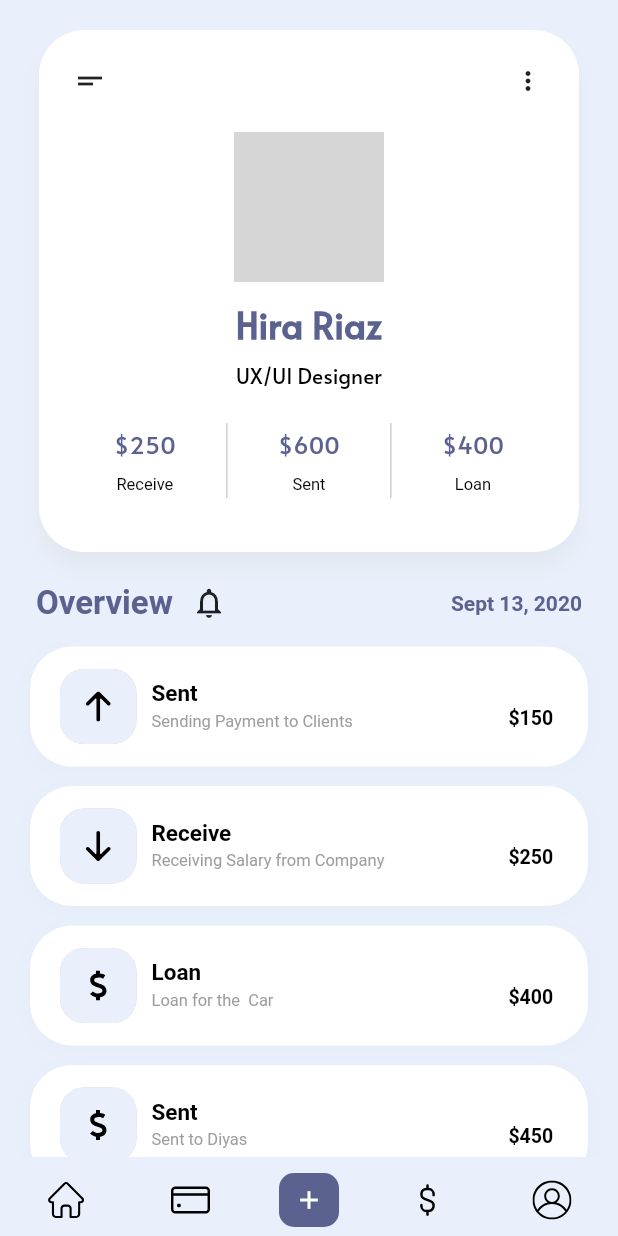
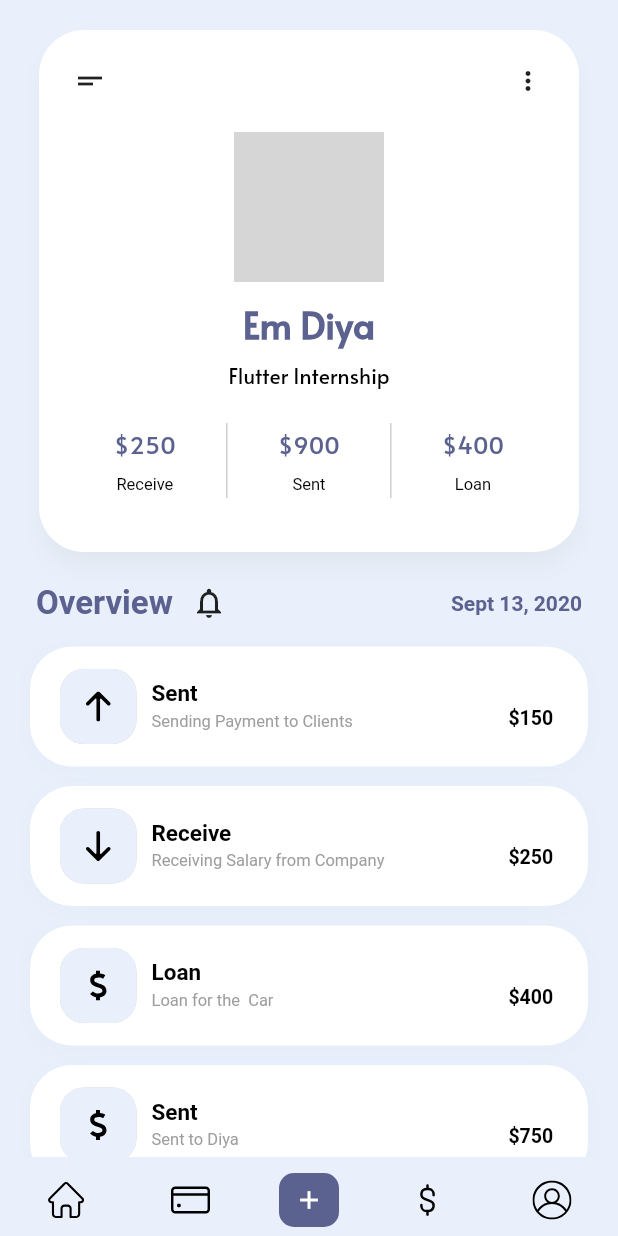
Before and after one commit to emdiya/Finance_Mobile_Application_UI, a Flutter app: the screen it shows after launch, on a phone screen of 412 x 824 dp. Run offline on Flutter 3.47's test engine with Material 2 defaults, Android fonts, the phone set to English and light mode, and no system bars; our stand-ins replace animated_splash_screen, flutter_svg, freezed_annotation, image_picker, loading_animation_widget, lottie; missing offline and left inert: animated_snack_bar; network calls fail; grey boxes are pictures that could not be loaded.

```diff
--- a/lib/data/profile_info.dart
+++ b/lib/data/profile_info.dart
@@ -1,11 +1,19 @@
-import 'package:profile_ui/models/profile_info_model.dart';
+import 'package:profile_ui/models/amount_model/amount_model.dart';
+import 'package:profile_ui/models/profile_model/profile_model.dart';
+import 'package:profile_ui/models/total_model/total_model.dart';
 
-final persondata = Person(
-  name: 'Hira Riaz',
-  position: 'UX/UI Designer',
+ProfileModel profiledata = ProfileModel(
+  name: 'Em Diya',
+  position: "Flutter Internship",
 );
 
-class Storedata {
-  static String newname = 'Hira Riaz';
-  static String newposition = 'UX/UI Designer';
-}
+TotalModel totalModel = TotalModel(
+  income: AmountModel(amount: 8900, label: 'Receive'),
+  sent: AmountModel(amount: 5500, label: 'Sent'),
+  loan: AmountModel(amount: 890, label: 'Loan'),
+);
+
+//old
+// AmountModel income = AmountModel(amount: 8900, label: 'Receive');
+// AmountModel expenes = AmountModel(amount: 5500, label: 'Sent');
+// AmountModel loan = AmountModel(amount: 890, label: 'Loan');
--- a/lib/data/transaction_data.dart
+++ b/lib/data/transaction_data.dart
@@ -1,40 +1,42 @@
-import '../models/transaction_model.dart';
+import 'package:profile_ui/models/total_data/total_data.dart';
+import 'package:profile_ui/models/transaction_model/transaction_model.dart';
 
-Totaldata totaldata = Totaldata();
+TotalData totalData = TotalData();
 
-final transactionsData = [
-  Transaction(
+final transactionDataList = [
+  TransactionModel(
     logo: 'up',
     title: 'Sent',
     description: 'Sending Payment to Clients',
     value: 150,
   ),
-  Transaction(
+  TransactionModel(
     logo: 'down',
     title: 'Receive',
     description: 'Receiving Salary from Company',
     value: 250,
   ),
-  Transaction(
+  TransactionModel(
     logo: 'dollar',
     title: 'Loan',
     description: 'Loan for the  Car',
     value: 400,
   ),
-  Transaction(
+  TransactionModel(
     logo: 'dollar',
     title: 'Sent',
-    description: 'Sent to Diyas',
-    value: 450,
+    description: 'Sent to Diya',
+    value: 750,
   ),
 ];
 
+/// Sum Amount
 void sumAmount() {
   double sumSent = 0;
   double sumReceive = 0;
   double sumLoan = 0;
 
-  transactionsData.map((e) {
+  transactionDataList.map((e) {
     if (e.title?.toLowerCase() == 'sent') {
       sumSent = sumSent + e.value!;
     }
@@ -46,5 +48,5 @@ void sumAmount() {
     }
   }).toList();
 
-  totaldata = Totaldata(loan: sumLoan, received: sumReceive, sent: sumSent);
+  totalData = TotalData(loan: sumLoan, received: sumReceive, sent: sumSent);
 }
--- a/lib/models/amount_model.dart
+++ b/lib/models/amount_model.dart
@@ -8,8 +8,8 @@ class AmountData {
   });
 }
 
-class TotalData {
-  AmountData income = AmountData(amount: 8900, label: 'Receive');
-  AmountData expenes = AmountData(amount: 5500, label: 'Sent');
-  AmountData loan = AmountData(amount: 890, label: 'Loan');
-}
+// class TotalData {
+//   AmountData income = AmountData(amount: 8900, label: 'Receive');
+//   AmountData expenes = AmountData(amount: 5500, label: 'Sent');
+//   AmountData loan = AmountData(amount: 890, label: 'Loan');
+// }
--- /dev/null
+++ b/lib/models/amount_model/amount_model.dart
@@ -0,0 +1,15 @@
+import 'package:freezed_annotation/freezed_annotation.dart';
+
+part 'amount_model.freezed.dart';
+part 'amount_model.g.dart';
+
+@freezed
+class AmountModel with _$AmountModel {
+  factory AmountModel({
+    required String? label,
+    required double? amount,
+  }) = _AmountModel;
+
+  factory AmountModel.fromJson(Map<String, dynamic> json) =>
+      _$AmountModelFromJson(json);
+}
--- /dev/null
+++ b/lib/models/profile_model/profile_model.dart
@@ -0,0 +1,15 @@
+import 'package:freezed_annotation/freezed_annotation.dart';
+
+part 'profile_model.freezed.dart';
+part 'profile_model.g.dart';
+
+@freezed
+class ProfileModel with _$ProfileModel {
+  factory ProfileModel({
+    required String name,
+    required String position,
+  }) = _ProfileModel;
+
+  factory ProfileModel.fromJson(Map<String, dynamic> json) =>
+      _$ProfileModelFromJson(json);
+}
--- /dev/null
+++ b/lib/models/total_model/total_model.dart
@@ -0,0 +1,17 @@
+import 'package:freezed_annotation/freezed_annotation.dart';
+import 'package:profile_ui/models/amount_model/amount_model.dart';
+
+part 'total_model.freezed.dart';
+part 'total_model.g.dart';
+
+@freezed
+class TotalModel with _$TotalModel {
+  factory TotalModel({
+    required AmountModel income,
+    required AmountModel sent,
+    required AmountModel loan,
+  }) = _TotalModel;
+
+  factory TotalModel.fromJson(Map<String, dynamic> json) =>
+      _$TotalModelFromJson(json);
+}
--- /dev/null
+++ b/lib/models/transaction_model/transaction_model.dart
@@ -0,0 +1,17 @@
+import 'package:freezed_annotation/freezed_annotation.dart';
+
+part 'transaction_model.freezed.dart';
+part 'transaction_model.g.dart';
+
+@freezed
+class TransactionModel with _$TransactionModel {
+  factory TransactionModel({
+    final String? logo,
+    final String? title,
+    final String? description,
+    final double? value,
+  }) = _TransactionModel;
+
+  factory TransactionModel.fromJson(Map<String, dynamic> json) =>
+      _$TransactionModelFromJson(json);
+}
--- a/lib/screens/home_screen.dart
+++ b/lib/screens/home_screen.dart
@@ -4,10 +4,9 @@ import 'package:flutter/material.dart';
 import 'package:flutter_svg/svg.dart';
 import 'package:profile_ui/data/profile_info.dart';
 import 'package:profile_ui/data/transaction_data.dart';
-import 'package:profile_ui/models/amount_model.dart';
 import 'package:profile_ui/screens/recent_transaction.dart';
-
-import 'package:profile_ui/widget/custom_label.dart';
+import 'package:profile_ui/widget/custom_amount_label.dart';
+import 'package:profile_ui/widget/custom_profile.dart';
 import 'package:profile_ui/widget/transaction_items.dart';
 
 import 'submit_screen.dart';
@@ -73,7 +72,7 @@ class _HomeScreenState extends State<HomeScreen> {
                           PopupMenuButton(
                             iconSize: 20,
                             elevation: 1,
-                            splashRadius: 200,
+                            splashRadius: 1,
                             color: const Color(0xffe9f0fb),
                             position: PopupMenuPosition.under,
                             offset: const Offset(5, -5),
@@ -84,7 +83,9 @@ class _HomeScreenState extends State<HomeScreen> {
                               });
                               Navigator.pushNamed(context, value.toString())
                                   .then((value) {
-                                setState(() {});
+                                setState(() {
+                                  debugPrint('Pop backs');
+                                });
                               });
                             },
                             shape: RoundedRectangleBorder(
@@ -158,68 +159,14 @@ class _HomeScreenState extends State<HomeScreen> {
                         ],
                       ),
                     ),
-                    Column(
-                      children: [
-                        ClipOval(
-                          child: Image.network(
-                            'https://img.seadn.io/files/bbefba536cb4156606a4e01953bfecab.png?fit=max&w=1000',
-                            width: 100,
-                            height: 100,
-                            fit: BoxFit.cover,
-                          ),
-                        ),
-                        const SizedBox(
-                          height: 12,
-                        ),
-                        Text(
-                          Storedata.newname,
-                          style: const TextStyle(
-                            color: Color(0xff5B628F),
-                            fontSize: 24,
-                            fontWeight: FontWeight.bold,
-                            fontFamily: 'Alata',
-                          ),
-                        ),
-                        const SizedBox(
-                          height: 8,
-                        ),
-                        Text(
-                          Storedata.newposition,
-                          style: const TextStyle(
-                            color: Colors.black,
-                            fontSize: 14,
-                            fontWeight: FontWeight.w500,
-                            fontFamily: 'Alata',
-                          ),
-                        ),
-                      ],
+                    CutomProfile(
+                      pf: profiledata,
                     ),
                     Padding(
                       padding: const EdgeInsets.only(
                           top: 22, left: 50, right: 50, bottom: 36),
-                      child: Row(
-                        mainAxisAlignment: MainAxisAlignment.spaceBetween,
-                        children: [
-                          CustomLabel(
-                              value: "\$${totaldata.received.round()}",
-                              label: "${TotalData().income.label}"),
-                          Container(
-                            color: Colors.grey,
-                            width: 0.5,
-                            height: 50,
-                          ),
-                          CustomLabel(
-                              value: "\$${totaldata.sent.round()}",
-                              label: "${TotalData().expenes.label}"),
-                          Container(
-                            color: Colors.grey,
-                            width: 0.5,
-                            height: 50,
-                          ),
-                          CustomLabel(
-                              value: "\$${totaldata.loan.round()}",
-                              label: "${TotalData().loan.label}"),
-                        ],
+                      child: CustomAmountLabel(
+                        totalModel: totalModel,
                       ),
                     )
                   ],
@@ -263,9 +210,9 @@ class _HomeScreenState extends State<HomeScreen> {
                 controller: controller,
                 // reverse: true,/
                 padding: EdgeInsets.zero,
-                itemCount: transactionsData.length,
+                itemCount: transactionDataList.length,
                 itemBuilder: ((_, index) => TransactionItems(
-                      transaction: transactionsData[index],
+                      transaction: transactionDataList[index],
                     )),
               ),
             ),
--- a/lib/screens/splash_screen.dart
+++ b/lib/screens/splash_screen.dart
@@ -3,7 +3,6 @@ import 'package:flutter/material.dart';
 import 'package:loading_animation_widget/loading_animation_widget.dart';
 import 'package:lottie/lottie.dart';
 import 'package:profile_ui/screens/home_screen.dart';
-import 'package:page_transition/page_transition.dart';
 
 class SplashScreen extends StatelessWidget {
   const SplashScreen({super.key});
@@ -39,7 +38,6 @@ class SplashScreen extends StatelessWidget {
       splashIconSize: 600,
       duration: 4000,
       splashTransition: SplashTransition.slideTransition,
-      pageTransitionType: PageTransitionType.leftToRightWithFade,
       animationDuration: const Duration(milliseconds: 1000),
     );
   }
--- /dev/null
+++ b/lib/widget/custom_amount_label.dart
@@ -0,0 +1,43 @@
+// ignore_for_file: public_member_api_docs, sort_constructors_first
+import 'package:flutter/material.dart';
+import 'package:profile_ui/data/transaction_data.dart';
+
+import 'package:profile_ui/models/total_model/total_model.dart';
+import 'package:profile_ui/widget/custom_label.dart';
+
+class CustomAmountLabel extends StatelessWidget {
+  final TotalModel totalModel;
+  const CustomAmountLabel({
+    Key? key,
+    required this.totalModel,
+  }) : super(key: key);
+
+  @override
+  Widget build(BuildContext context) {
+    return Row(
+      mainAxisAlignment: MainAxisAlignment.spaceBetween,
+      children: [
+        CustomLabel(
+            value: "\$${totalData.received.round()}",
+            label: "${totalModel.income.label}"),
+        Container(
+          color: Colors.grey,
+          width: 0.5,
+          height: 50,
+        ),
+        CustomLabel(
+            value: "\$${totalData.sent.round()}",
+            label: "${totalModel.sent.label}"),
+        Container(
+          color: Colors.grey,
+          width: 0.5,
+          height: 50,
+        ),
+        CustomLabel(
+          value: "\$${totalData.loan.round()}",
+          label: "${totalModel.loan.label}",
+        ),
+      ],
+    );
+  }
+}
--- /dev/null
+++ b/lib/widget/custom_profile.dart
@@ -0,0 +1,50 @@
+import 'package:flutter/material.dart';
+import 'package:profile_ui/models/profile_model/profile_model.dart';
+
+class CutomProfile extends StatelessWidget {
+  final ProfileModel pf;
+  const CutomProfile({
+    Key? key,
+    required this.pf,
+  }) : super(key: key);
+
+  @override
+  Widget build(BuildContext context) {
+    return Column(
+      children: [
+        ClipOval(
+          child: Image.network(
+            'https://img.seadn.io/files/bbefba536cb4156606a4e01953bfecab.png?fit=max&w=1000',
+            width: 100,
+            height: 100,
+            fit: BoxFit.cover,
+          ),
+        ),
+        const SizedBox(
+          height: 12,
+        ),
+        Text(
+          pf.name,
+          style: const TextStyle(
+            color: Color(0xff5B628F),
+            fontSize: 24,
+            fontWeight: FontWeight.bold,
+            fontFamily: 'Alata',
+          ),
+        ),
+        const SizedBox(
+          height: 8,
+        ),
+        Text(
+          pf.position,
+          style: const TextStyle(
+            color: Colors.black,
+            fontSize: 14,
+            fontWeight: FontWeight.w500,
+            fontFamily: 'Alata',
+          ),
+        ),
+      ],
+    );
+  }
+}
--- a/lib/widget/transaction_items.dart
+++ b/lib/widget/transaction_items.dart
@@ -1,9 +1,10 @@
 import 'package:flutter/material.dart';
 import 'package:flutter_svg/flutter_svg.dart';
-import 'package:profile_ui/models/transaction_model.dart';
+
+import 'package:profile_ui/models/transaction_model/transaction_model.dart';
 
 class TransactionItems extends StatelessWidget {
-  final Transaction transaction;
+  final TransactionModel transaction;
   const TransactionItems({
     Key? key,
     required this.transaction,
--- a/pubspec.yaml
+++ b/pubspec.yaml
@@ -44,6 +44,8 @@ dependencies:
   animated_snack_bar: ^0.3.0
   image_picker: ^0.7.2+1
   path_provider: ^2.0.11
+  freezed_annotation: ^2.2.0
+  json_annotation: ^4.7.0
 
 dev_dependencies:
   flutter_test:
@@ -55,6 +57,9 @@ dev_dependencies:
   # package. See that file for information about deactivating specific lint
   # rules and activating additional ones.
   flutter_lints: ^2.0.0
+  build_runner: ^2.3.2
+  freezed: ^2.3.2
+  json_serializable: ^6.5.4
 
 # For information on the generic Dart part of this file, see the
 # following page: https://dart.dev/tools/pub/pubspec
```
Also changed, not shown: analysis_options.yaml (+10 -1 lines), lib/models/total_data/total_data.dart (added, +16 -0 lines), lib/screens/edit_screen.dart (+23 -13 lines), lib/screens/submit_screen.dart (+12 -9 lines), lib/models/amount_model/amount_model.freezed.dart (added), lib/models/amount_model/amount_model.g.dart (added), lib/models/profile_model/profile_model.freezed.dart (added), lib/models/profile_model/profile_model.g.dart (added), lib/models/total_data/total_data.freezed.dart (added), lib/models/total_data/total_data.g.dart (added), lib/models/total_model/total_model.freezed.dart (added), lib/models/total_model/total_model.g.dart (added), lib/models/transaction_model/transaction_model.freezed.dart (added), lib/models/transaction_model/transaction_model.g.dart (added), 1 more files.
